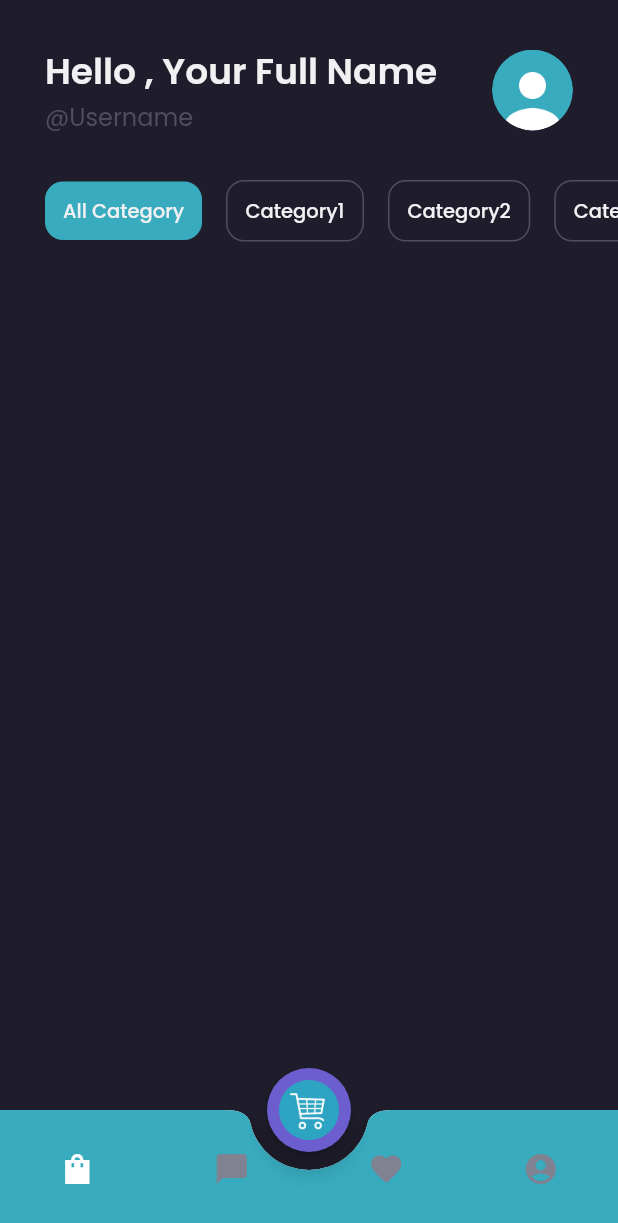
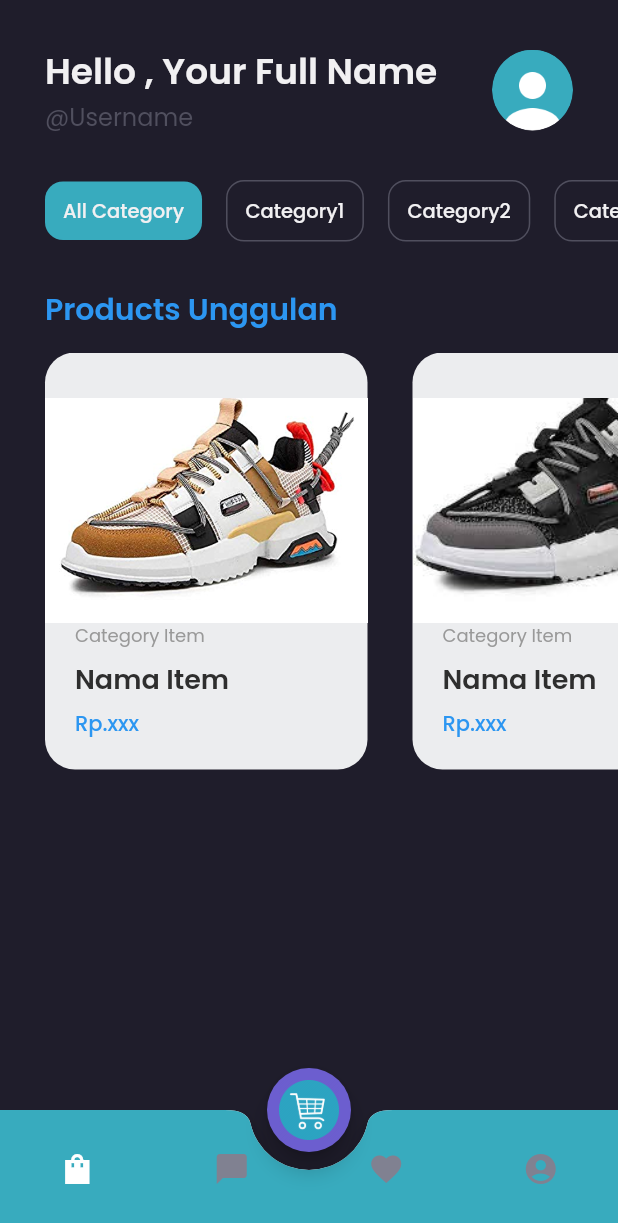
Before and after one commit to erwin1412/ecommerce, a Flutter app: the MainPage screen opened by its route, on a phone screen of 412 x 824 dp. Shown: the top 1223 px of the screen. Run offline on Flutter 3.47's test engine with Material 2 defaults, Android fonts, the phone set to English and light mode, and no system bars; our stand-ins replace google_fonts.

Commit message:
update Categories Box

```diff
--- a/lib/pages/home/home_page.dart
+++ b/lib/pages/home/home_page.dart
@@ -1,4 +1,6 @@
 import 'package:ecommerce/theme.dart';
+import 'package:ecommerce/widgets/product_card.dart';
+import 'package:ecommerce/widgets/product_card1.dart';
 import 'package:flutter/material.dart';
 
 class HomePage extends StatefulWidget {
@@ -163,12 +165,54 @@ class _HomePageState extends State<HomePage> {
     );
   }
 
+  Widget judul() {
+    return Container(
+      margin: EdgeInsets.only(
+        top: defaultMargin,
+        left: defaultMargin,
+        right: defaultMargin,
+      ),
+      child: Text(
+        'Products Unggulan',
+        style: priceTextStyle.copyWith(
+          fontWeight: semiBold,
+          fontSize: 20,
+        ),
+      ),
+    );
+  }
+
+  Widget products() {
+    return Container(
+      margin: EdgeInsets.only(top: 14),
+      child: SingleChildScrollView(
+          scrollDirection: Axis.horizontal,
+          child: Row(
+            children: [
+              SizedBox(
+                width: defaultMargin,
+              ),
+              Row(
+                children: [
+                  ProductCard(),
+                  ProductCard1(),
+                  ProductCard(),
+                  ProductCard1(),
+                ],
+              ),
+            ],
+          )),
+    );
+  }
+
   @override
   Widget build(BuildContext context) {
     return ListView(
       children: [
         header(),
         categories(),
+        judul(),
+        products(),
       ],
     );
   }
--- /dev/null
+++ b/lib/widgets/product_card.dart
@@ -0,0 +1,67 @@
+import 'package:ecommerce/theme.dart';
+import 'package:flutter/material.dart';
+
+class ProductCard extends StatelessWidget {
+  @override
+  Widget build(BuildContext context) {
+    return Container(
+      width: 215,
+      height: 278,
+      margin: EdgeInsets.only(
+        right: defaultMargin,
+      ),
+      decoration: BoxDecoration(
+        borderRadius: BorderRadius.circular(20),
+        color: Color(0xffECEDEF),
+      ),
+      child: Column(
+        crossAxisAlignment: CrossAxisAlignment.start,
+        children: [
+          SizedBox(
+            height: 30,
+          ),
+          Image.asset(
+            'assets/sh1.png',
+            width: 215,
+            height: 150,
+            fit: BoxFit.cover,
+          ),
+          Container(
+            margin: EdgeInsets.symmetric(
+              horizontal: 20,
+            ),
+            child: Column(
+              crossAxisAlignment: CrossAxisAlignment.start,
+              children: [
+                Text(
+                  'Category Item',
+                  style: secondaryTextStyle.copyWith(
+                    fontSize: 12,
+                  ),
+                ),
+                SizedBox(height: 6),
+                Text(
+                  'Nama Item',
+                  style: blackTextStyle.copyWith(
+                    fontSize: 18,
+                    fontWeight: semiBold,
+                  ),
+                  //jika nama item kepanjangan maka dia akan menjadi asdasdas....
+                  overflow: TextOverflow.ellipsis,
+                ),
+                SizedBox(
+                  height: 6,
+                ),
+                Text(
+                  '\Rp.xxx',
+                  style:
+                      priceTextStyle.copyWith(fontSize: 14, fontWeight: medium),
+                )
+              ],
+            ),
+          )
+        ],
+      ),
+    );
+  }
+}
--- /dev/null
+++ b/lib/widgets/product_card1.dart
@@ -0,0 +1,67 @@
+import 'package:ecommerce/theme.dart';
+import 'package:flutter/material.dart';
+
+class ProductCard1 extends StatelessWidget {
+  @override
+  Widget build(BuildContext context) {
+    return Container(
+      width: 215,
+      height: 278,
+      margin: EdgeInsets.only(
+        right: defaultMargin,
+      ),
+      decoration: BoxDecoration(
+        borderRadius: BorderRadius.circular(20),
+        color: Color(0xffECEDEF),
+      ),
+      child: Column(
+        crossAxisAlignment: CrossAxisAlignment.start,
+        children: [
+          SizedBox(
+            height: 30,
+          ),
+          Image.asset(
+            'assets/sh2.png',
+            width: 215,
+            height: 150,
+            fit: BoxFit.cover,
+          ),
+          Container(
+            margin: EdgeInsets.symmetric(
+              horizontal: 20,
+            ),
+            child: Column(
+              crossAxisAlignment: CrossAxisAlignment.start,
+              children: [
+                Text(
+                  'Category Item',
+                  style: secondaryTextStyle.copyWith(
+                    fontSize: 12,
+                  ),
+                ),
+                SizedBox(height: 6),
+                Text(
+                  'Nama Item',
+                  style: blackTextStyle.copyWith(
+                    fontSize: 18,
+                    fontWeight: semiBold,
+                  ),
+                  //jika nama item kepanjangan maka dia akan menjadi asdasdas....
+                  overflow: TextOverflow.ellipsis,
+                ),
+                SizedBox(
+                  height: 6,
+                ),
+                Text(
+                  '\Rp.xxx',
+                  style:
+                      priceTextStyle.copyWith(fontSize: 14, fontWeight: medium),
+                )
+              ],
+            ),
+          )
+        ],
+      ),
+    );
+  }
+}
```
Also changed, not shown: assets/sh.png (added), assets/sh1.png (added), assets/sh2.png (added).
